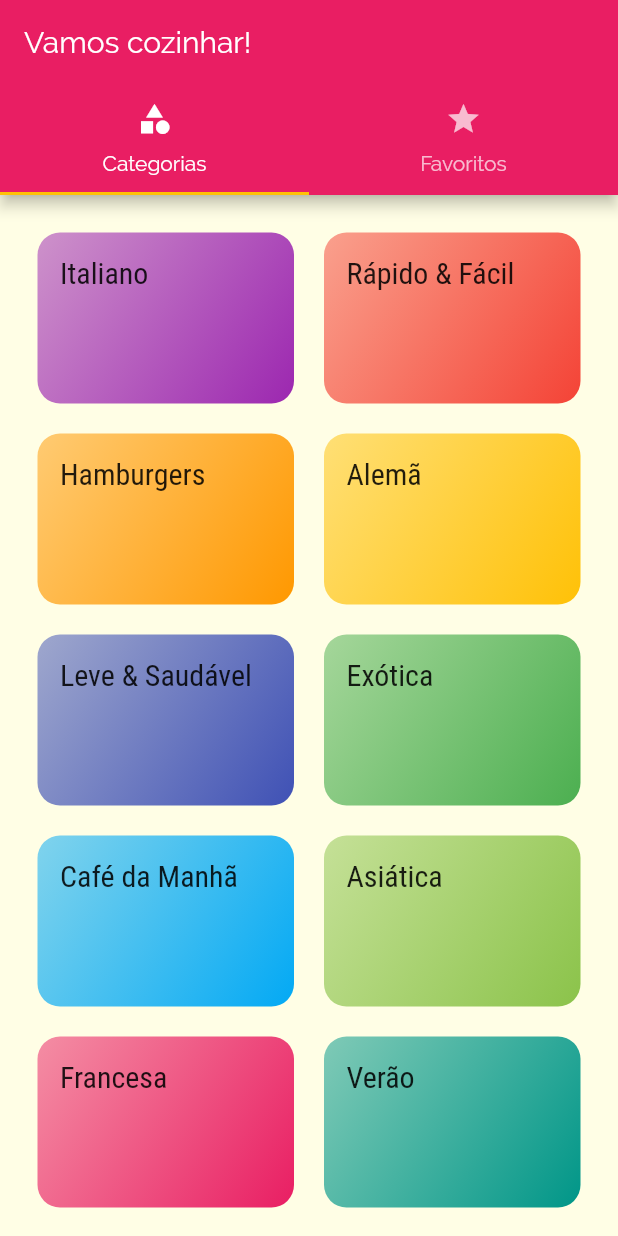
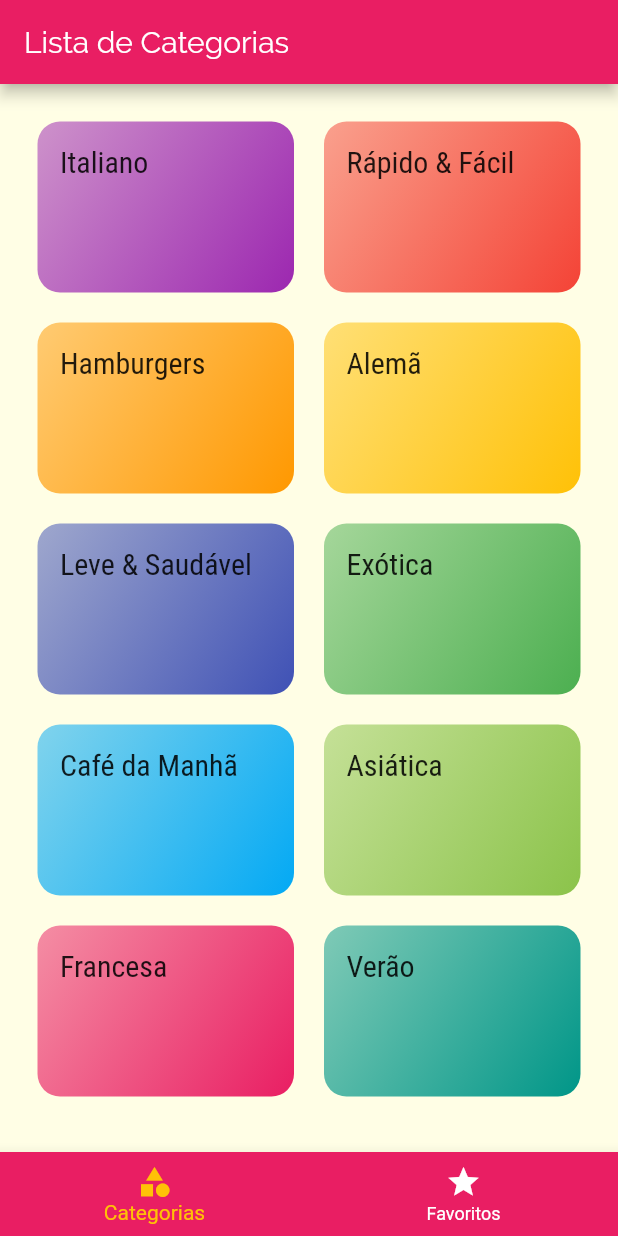
Before and after one commit to JoelSchecheleski/food, a Flutter app: the screen it shows after launch, on a phone screen of 412 x 824 dp. Run offline on Flutter 3.47's test engine with Material 2 defaults, Android fonts, the phone set to English and light mode, and no system bars.

Commit message:
Adicionado tabbar na parte inferior da tela

```diff
--- a/lib/screens/tabs_screen.dart
+++ b/lib/screens/tabs_screen.dart
@@ -2,30 +2,52 @@ import 'package:flutter/material.dart';
 import 'package:food/screens/categories_screen.dart';
 import 'package:food/screens/favorite_screen.dart';
 
-class TabScreen extends StatelessWidget {
+class TabScreen extends StatefulWidget {
+  @override
+  _TabScreenState createState() => _TabScreenState();
+}
+
+class _TabScreenState extends State<TabScreen> {
+  int _selectedScreenIndex = 0;
+
+  final List<Map<String, Object>> _screens = [
+    {'title': 'Lista de Categorias', 'screen': CategoriesScreen()},
+    {'title': 'Meus Favoritos', 'screen': FavoriteScreen()},
+  ];
+
+  _selectScreen(int index) {
+    setState(() {
+      _selectedScreenIndex = index;
+    });
+  }
+
   @override
   Widget build(BuildContext context) {
-    return DefaultTabController(
-        length: 2,
-        child: Scaffold(
-          appBar: AppBar(
-            title: Text('Vamos cozinhar!'),
-            bottom: TabBar(
-              tabs: [
-                Tab(
-                  icon: Icon(Icons.category),
-                  text: 'Categorias',
-                ),
-                Tab(
-                  icon: Icon(Icons.star),
-                  text: 'Favoritos',
-                ),
-              ],
-            ),
+    return Scaffold(
+      appBar: AppBar(
+        title:  Text(_screens[_selectedScreenIndex]['title'])
+      ),
+      body: _screens[_selectedScreenIndex]['screen'],
+      bottomNavigationBar: BottomNavigationBar(
+        onTap: _selectScreen,
+        backgroundColor: Theme.of(context).primaryColor,
+        unselectedItemColor: Colors.white,
+        selectedItemColor: Theme.of(context).accentColor,
+        currentIndex: _selectedScreenIndex,
+//        type: BottomNavigationBarType.shifting,
+        items: [
+          BottomNavigationBarItem(
+//            backgroundColor: Theme.of(context).primaryColor,
+            icon: Icon(Icons.category),
+            title: Text('Categorias'),
           ),
-          body: TabBarView(
-            children: [CategoriesScreen(), FavoriteScreen()],
-          ),
-        ));
+          BottomNavigationBarItem(
+//            backgroundColor: Theme.of(context).primaryColor,
+            icon: Icon(Icons.star),
+            title: Text('Favoritos'),
+          )
+        ],
+      ),
+    );
   }
 }
```
